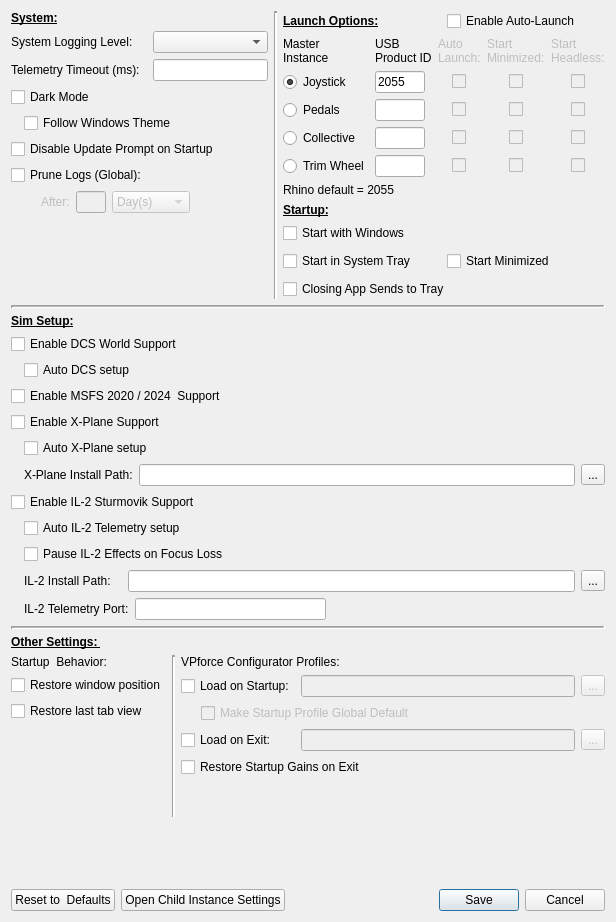
The window that SM/system_settings.ui (walmis/VPforce-TelemFFB) describes before a commit, drawn with Qt 5.
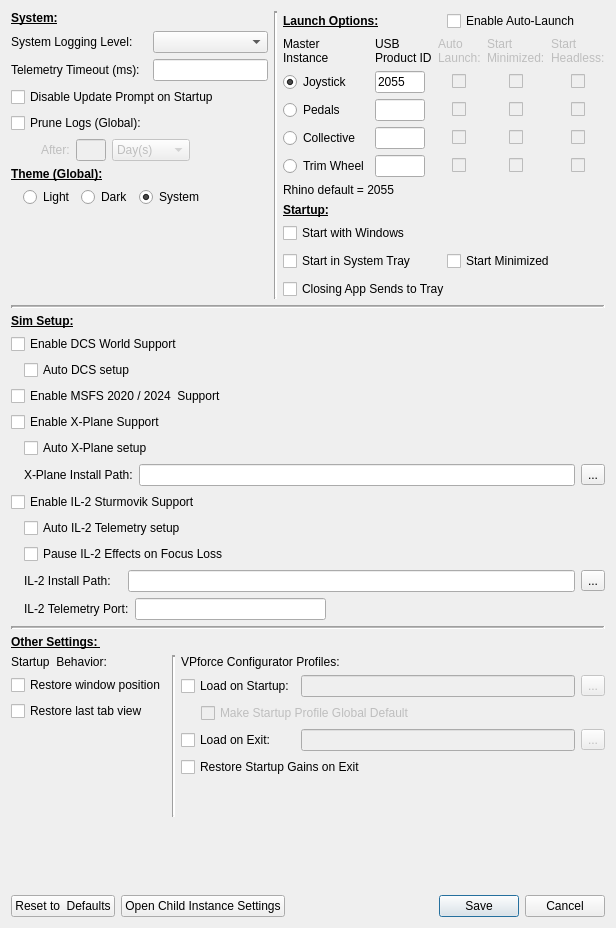
The same window after the commit. Custom widgets are drawn as their Qt base class.

Commit message: dark mode commits

```diff
--- a/SM/system_settings.ui
+++ b/SM/system_settings.ui
@@ -7,7 +7,7 @@
     <x>0</x>
     <y>0</y>
     <width>616</width>
-    <height>922</height>
+    <height>928</height>
    </rect>
   </property>
   <property name="sizePolicy">
@@ -41,20 +41,22 @@
          </item>
          <item>
           <layout class="QGridLayout" name="gridLayout">
-           <item row="1" column="0">
-            <widget class="QLabel" name="label_2">
-             <property name="text">
-              <string>Telemetry Timeout (ms):</string>
-             </property>
-            </widget>
+           <item row="2" column="0" colspan="2">
+            <layout class="QHBoxLayout" name="horizontalLayout_14"/>
            </item>
-           <item row="5" column="0">
+           <item row="4" column="0">
             <widget class="LabeledToggle" name="cb_logPrune">
              <property name="text">
               <string>Prune Logs (Global):</string>
              </property>
             </widget>
            </item>
+           <item row="0" column="1">
+            <widget class="QComboBox" name="logLevel"/>
+           </item>
+           <item row="1" column="1">
+            <widget class="QLineEdit" name="telemTimeout"/>
+           </item>
            <item row="0" column="0">
             <widget class="QLabel" name="label">
              <property name="text">
@@ -62,14 +64,7 @@
              </property>
             </widget>
            </item>
-           <item row="2" column="0" colspan="2">
-            <widget class="LabeledToggle" name="useDarkmode">
-             <property name="text">
-              <string>Dark Mode</string>
-             </property>
-            </widget>
-           </item>
-           <item row="4" column="0" colspan="2">
+           <item row="3" column="0" colspan="2">
             <widget class="LabeledToggle" name="ignoreUpdate">
              <property name="sizePolicy">
               <sizepolicy hsizetype="Minimum" vsizetype="Fixed">
@@ -82,10 +77,14 @@
              </property>
             </widget>
            </item>
-           <item row="0" column="1">
-            <widget class="QComboBox" name="logLevel"/>
+           <item row="1" column="0">
+            <widget class="QLabel" name="label_2">
+             <property name="text">
+              <string>Telemetry Timeout (ms):</string>
+             </property>
+            </widget>
            </item>
-           <item row="6" column="0" colspan="2">
+           <item row="5" column="0" colspan="2">
             <layout class="QHBoxLayout" name="horizontalLayout_5">
              <item>
               <spacer name="horizontalSpacer_12">
@@ -175,13 +174,21 @@
              </item>
             </layout>
            </item>
-           <item row="1" column="1">
-            <widget class="QLineEdit" name="telemTimeout"/>
+          </layout>
+         </item>
+         <item>
+          <layout class="QVBoxLayout" name="verticalLayout_2">
+           <item>
+            <widget class="QLabel" name="labelTheme">
+             <property name="text">
+              <string>&lt;html&gt;&lt;head/&gt;&lt;body&gt;&lt;p&gt;&lt;span style=&quot; font-weight:700; text-decoration: underline;&quot;&gt;Theme (Global):&lt;/span&gt;&lt;/p&gt;&lt;/body&gt;&lt;/html&gt;</string>
+             </property>
+            </widget>
            </item>
-           <item row="3" column="0" colspan="2">
-            <layout class="QHBoxLayout" name="horizontalLayout_14">
+           <item>
+            <layout class="QHBoxLayout" name="horizontalLayout_15">
              <item>
-              <spacer name="uw_spacer">
+              <spacer name="horizontalSpacer_3">
                <property name="orientation">
                 <enum>Qt::Horizontal</enum>
                </property>
@@ -190,19 +197,58 @@
                </property>
                <property name="sizeHint" stdset="0">
                 <size>
-                 <width>13</width>
-                 <height>0</height>
+                 <width>12</width>
+                 <height>20</height>
                 </size>
                </property>
               </spacer>
              </item>
              <item>
-              <widget class="LabeledToggle" name="useWindowsTheme">
+              <widget class="QRadioButton" name="rb_LightTheme">
                <property name="text">
-                <string>Follow Windows Theme</string>
+                <string>Light</string>
                </property>
+               <attribute name="buttonGroup">
+                <string notr="true">themeButtonGroup</string>
+               </attribute>
               </widget>
              </item>
+             <item>
+              <widget class="QRadioButton" name="rb_DarkTheme">
+               <property name="text">
+                <string>Dark</string>
+               </property>
+               <attribute name="buttonGroup">
+                <string notr="true">themeButtonGroup</string>
+               </attribute>
+              </widget>
+             </item>
+             <item>
+              <widget class="QRadioButton" name="rb_SystemTheme">
+               <property name="text">
+                <string>System</string>
+               </property>
+               <property name="checked">
+                <bool>true</bool>
+               </property>
+               <attribute name="buttonGroup">
+                <string notr="true">themeButtonGroup</string>
+               </attribute>
+              </widget>
+             </item>
+             <item>
+              <spacer name="horizontalSpacer_2">
+               <property name="orientation">
+                <enum>Qt::Horizontal</enum>
+               </property>
+               <property name="sizeHint" stdset="0">
+                <size>
+                 <width>40</width>
+                 <height>20</height>
+                </size>
+               </property>
+              </spacer>
+             </item>
             </layout>
            </item>
           </layout>
```
Left out of the diff: 3 changed lines with no effect on the pictures. The commit also changes 3 other files.
